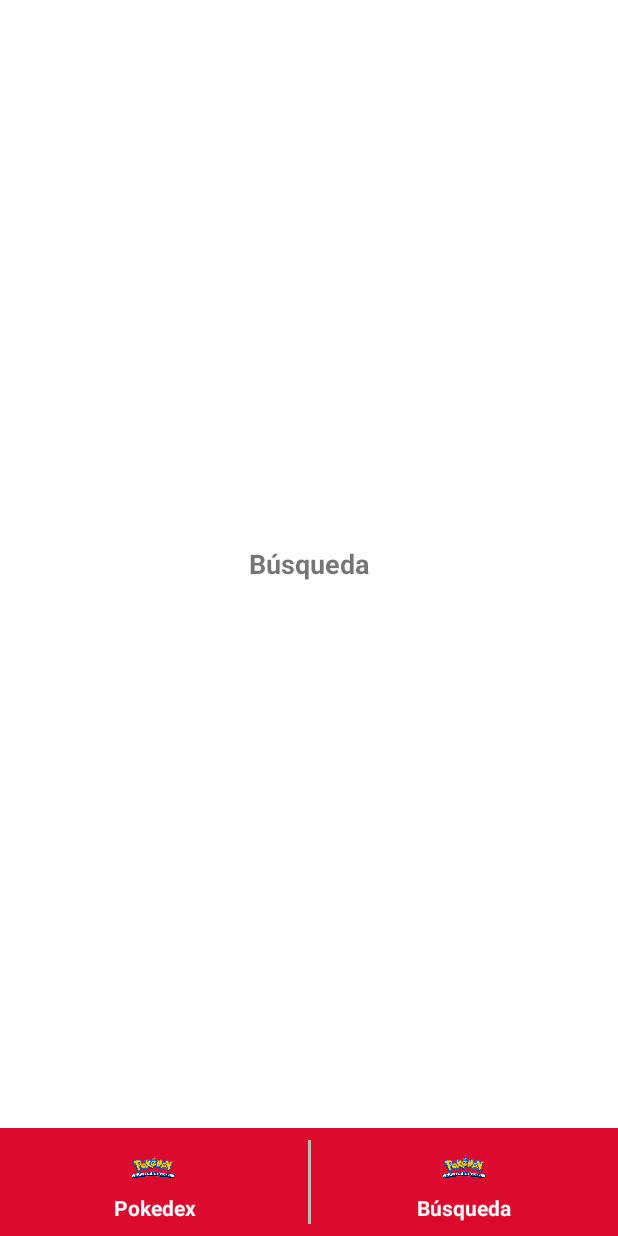
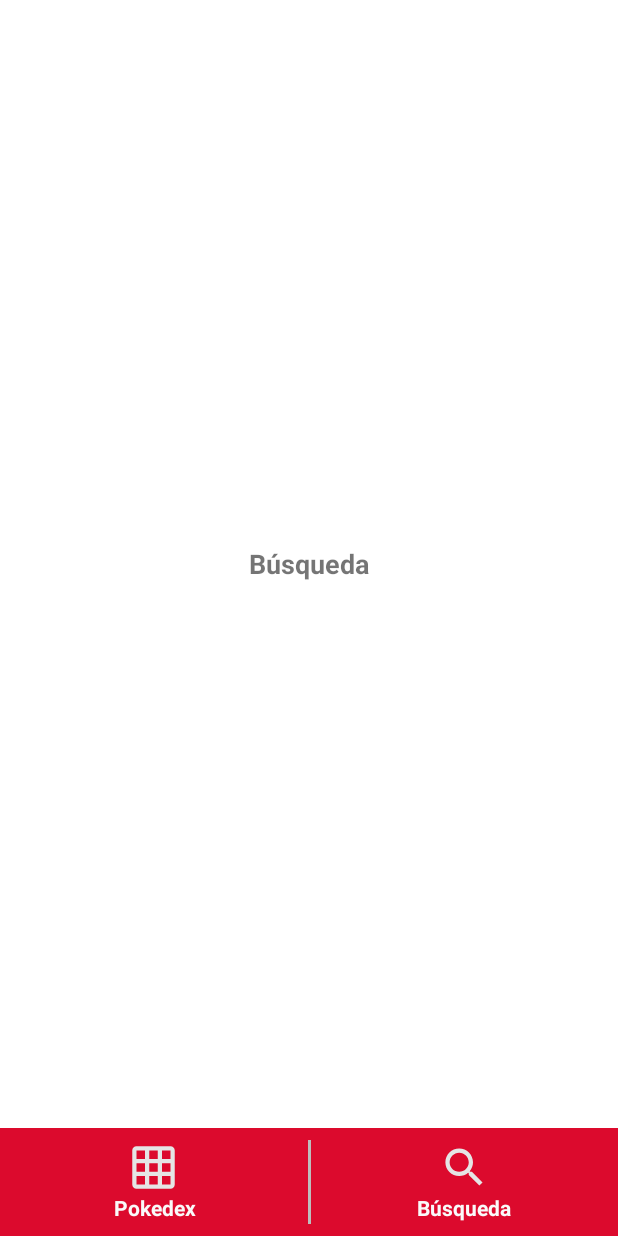
Before and after one commit to ZValer/PokedexApp, an Android app: the screen it shows after launch (MainActivity), after a tap on "Búsqueda", on a phone screen of 412 x 824 dp. Run offline under Robolectric (Android 15) with nearby library versions, the phone set to English and light mode, and no system bars; 1 statement that could not run was skipped.

Commit message:
Cambiar iconos vectores de navbar

```diff
--- /dev/null
+++ b/app/src/main/res/drawable/baseline_grid_on_24.xml
@@ -0,0 +1,5 @@
+<vector xmlns:android="http://schemas.android.com/apk/res/android" android:height="24dp" android:tint="#E5E5E5" android:viewportHeight="24" android:viewportWidth="24" android:width="24dp">
+
+    <path android:fillColor="@android:color/white" android:pathData="M20,2L4,2c-1.1,0 -2,0.9 -2,2v16c0,1.1 0.9,2 2,2h16c1.1,0 2,-0.9 2,-2L22,4c0,-1.1 -0.9,-2 -2,-2zM8,20L4,20v-4h4v4zM8,14L4,14v-4h4v4zM8,8L4,8L4,4h4v4zM14,20h-4v-4h4v4zM14,14h-4v-4h4v4zM14,8h-4L10,4h4v4zM20,20h-4v-4h4v4zM20,14h-4v-4h4v4zM20,8h-4L16,4h4v4z"/>
+
+</vector>
--- /dev/null
+++ b/app/src/main/res/drawable/baseline_search_24.xml
@@ -0,0 +1,5 @@
+<vector xmlns:android="http://schemas.android.com/apk/res/android" android:height="24dp" android:tint="#E5E5E5" android:viewportHeight="24" android:viewportWidth="24" android:width="24dp">
+
+    <path android:fillColor="@android:color/white" android:pathData="M15.5,14h-0.79l-0.28,-0.27C15.41,12.59 16,11.11 16,9.5 16,5.91 13.09,3 9.5,3S3,5.91 3,9.5 5.91,16 9.5,16c1.61,0 3.09,-0.59 4.23,-1.57l0.27,0.28v0.79l5,4.99L20.49,19l-4.99,-5zM9.5,14C7.01,14 5,11.99 5,9.5S7.01,5 9.5,5 14,7.01 14,9.5 11.99,14 9.5,14z"/>
+
+</vector>
--- a/app/src/main/res/layout/main_navbar.xml
+++ b/app/src/main/res/layout/main_navbar.xml
@@ -18,7 +18,7 @@
         <ImageView
             android:layout_width="34dp"
             android:layout_height="34dp"
-            android:src="@drawable/pokemon_logo"
+            android:src="@drawable/baseline_grid_on_24"
             android:layout_gravity="center"
             />
         <TextView
@@ -50,7 +50,7 @@
         <ImageView
             android:layout_width="34dp"
             android:layout_height="34dp"
-            android:src="@drawable/pokemon_logo"
+            android:src="@drawable/baseline_search_24"
             android:layout_gravity="center"
             />
         <TextView            android:layout_width="match_parent"
```
